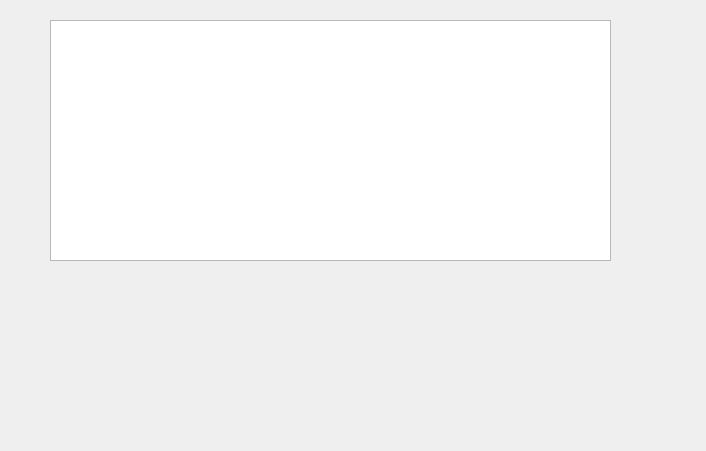
Old version of the form kind.ui in the repository wangkeyi203/lengku.
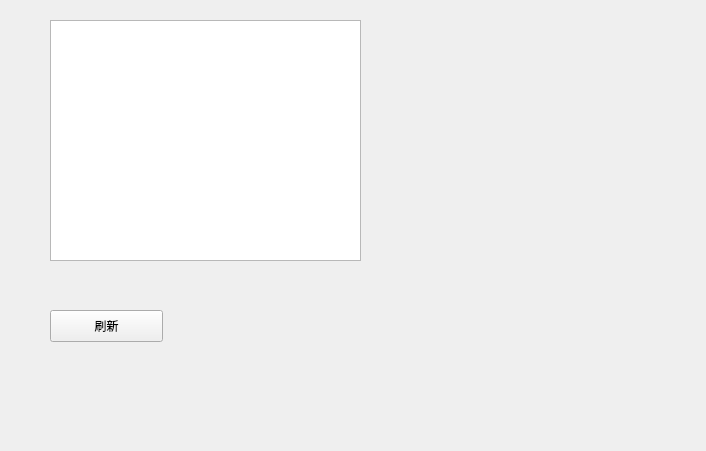
New version of the form.

```diff
--- a/kind.ui
+++ b/kind.ui
@@ -18,11 +18,24 @@
     <rect>
      <x>50</x>
      <y>20</y>
-     <width>561</width>
+     <width>311</width>
      <height>241</height>
     </rect>
    </property>
   </widget>
+  <widget class="QPushButton" name="refresh">
+   <property name="geometry">
+    <rect>
+     <x>50</x>
+     <y>310</y>
+     <width>113</width>
+     <height>32</height>
+    </rect>
+   </property>
+   <property name="text">
+    <string>刷新</string>
+   </property>
+  </widget>
  </widget>
  <resources/>
  <connections/>
```
